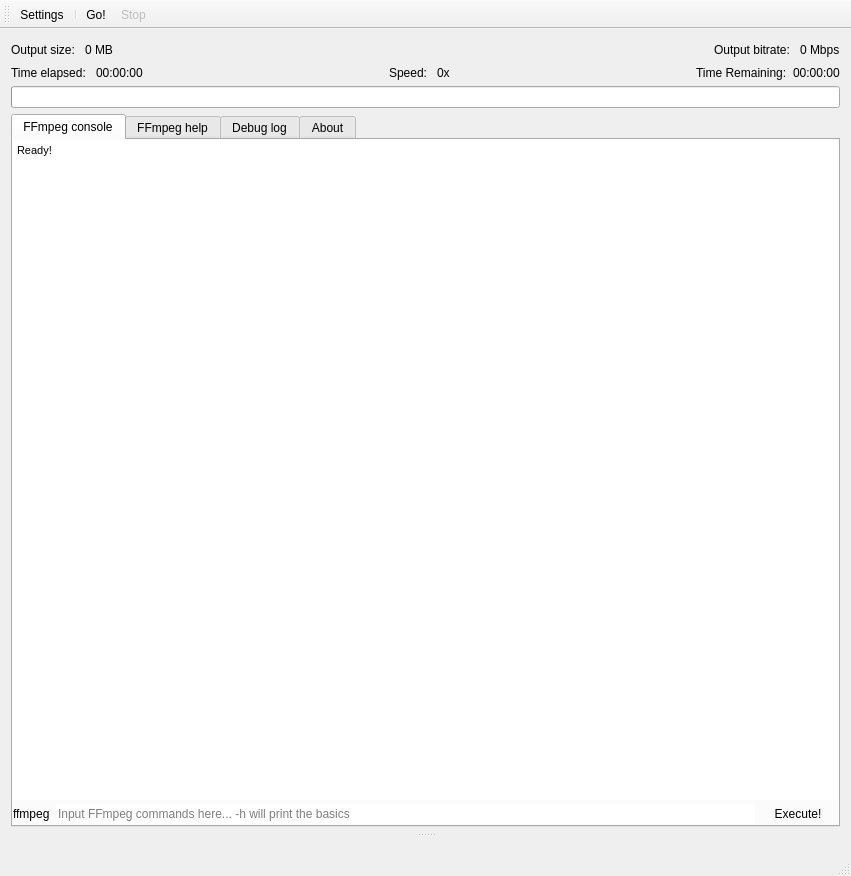
The window that DuFFMpeg/mainwindow.ui (RxLaboratory/DuME) describes before a commit, drawn with Qt 5.
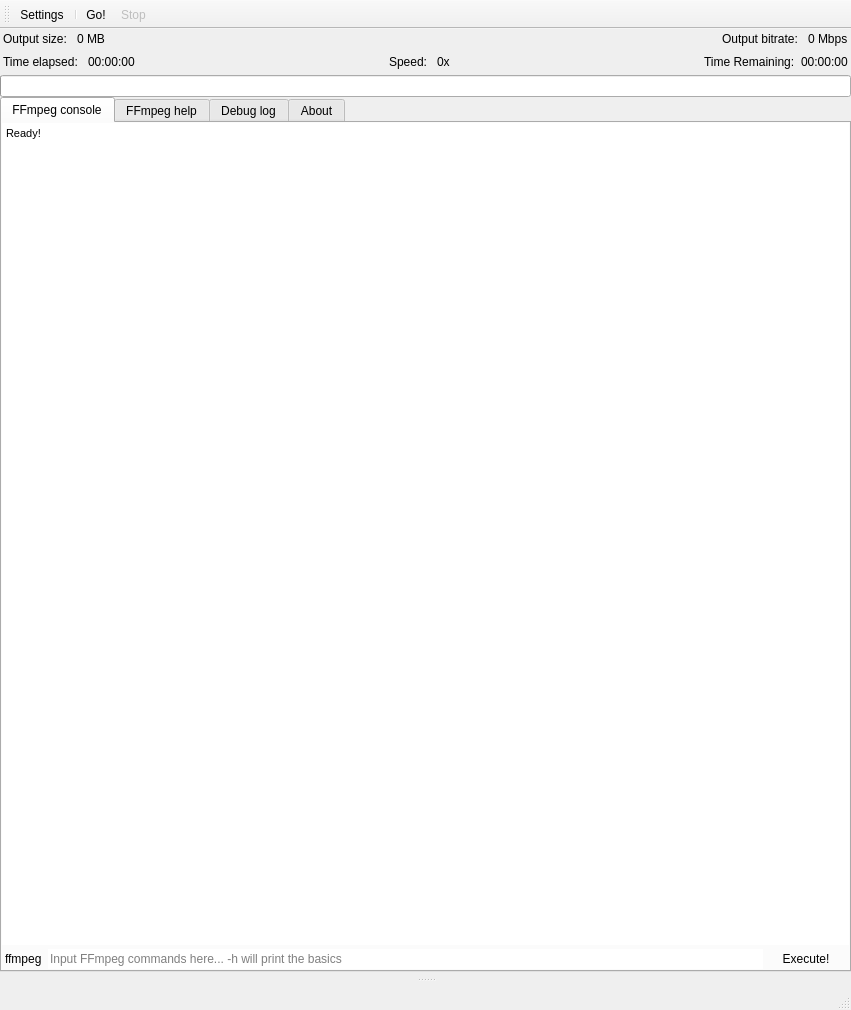
The same window after the commit. The open tabs and pages were chosen to show the change. Icons and pictures are not drawn.

Patch:
```diff
--- a/DuFFMpeg/mainwindow.ui
+++ b/DuFFMpeg/mainwindow.ui
@@ -7,7 +7,7 @@
     <x>0</x>
     <y>0</y>
     <width>851</width>
-    <height>876</height>
+    <height>1010</height>
    </rect>
   </property>
   <property name="windowTitle">
@@ -19,6 +19,21 @@
   </property>
   <widget class="QWidget" name="centralWidget">
    <layout class="QVBoxLayout" name="verticalLayout_10">
+    <property name="spacing">
+     <number>0</number>
+    </property>
+    <property name="leftMargin">
+     <number>0</number>
+    </property>
+    <property name="topMargin">
+     <number>0</number>
+    </property>
+    <property name="rightMargin">
+     <number>0</number>
+    </property>
+    <property name="bottomMargin">
+     <number>0</number>
+    </property>
     <item>
      <widget class="QWidget" name="progressWidget" native="true">
       <property name="maximumSize">
@@ -48,6 +63,12 @@
          <property name="sizeConstraint">
           <enum>QLayout::SetMaximumSize</enum>
          </property>
+         <property name="leftMargin">
+          <number>3</number>
+         </property>
+         <property name="rightMargin">
+          <number>3</number>
+         </property>
          <item>
           <widget class="QLabel" name="label_4">
            <property name="text">
@@ -116,6 +137,12 @@
          <property name="sizeConstraint">
           <enum>QLayout::SetMaximumSize</enum>
          </property>
+         <property name="leftMargin">
+          <number>3</number>
+         </property>
+         <property name="rightMargin">
+          <number>3</number>
+         </property>
          <item>
           <widget class="QLabel" name="label_9">
            <property name="text">
@@ -253,6 +280,12 @@
            <property name="spacing">
             <number>3</number>
            </property>
+           <property name="leftMargin">
+            <number>3</number>
+           </property>
+           <property name="rightMargin">
+            <number>3</number>
+           </property>
            <item>
             <widget class="QLabel" name="label">
              <property name="text">
```
Left out of the diff: 10 changed lines with no effect on the pictures.
